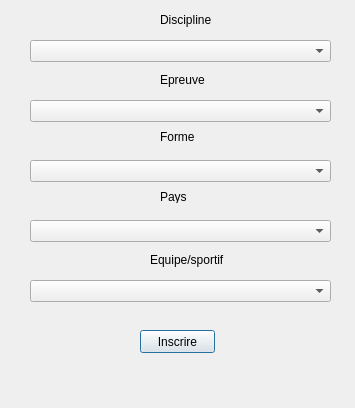
First picture: the form in gui/fct_add_1.ui, repository NoxFly/CEBD-project-competition, before the edit.
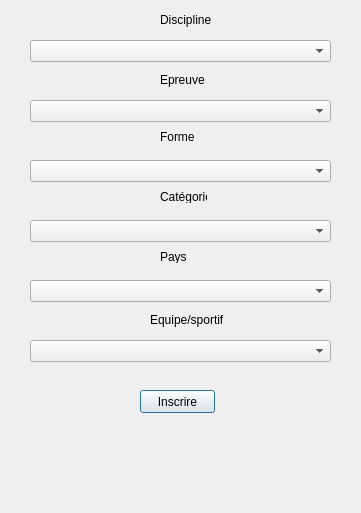
Second picture: the form after the edit.

Commit message: 3.1 : création des différents trigger pour chaque saisie de valeurs dans les checkbox. Un problème restant : trier les sportifs et les équipes par leurs catégorie (homme, femme, mixte)

What changed in the file:
```diff
--- a/gui/fct_add_1.ui
+++ b/gui/fct_add_1.ui
@@ -6,8 +6,8 @@
    <rect>
     <x>0</x>
     <y>0</y>
-    <width>355</width>
-    <height>408</height>
+    <width>361</width>
+    <height>513</height>
    </rect>
   </property>
   <property name="windowTitle">
@@ -40,7 +40,7 @@
    <property name="geometry">
     <rect>
      <x>150</x>
-     <y>250</y>
+     <y>310</y>
      <width>81</width>
      <height>20</height>
     </rect>
@@ -53,7 +53,7 @@
    <property name="geometry">
     <rect>
      <x>30</x>
-     <y>280</y>
+     <y>340</y>
      <width>301</width>
      <height>22</height>
     </rect>
@@ -63,7 +63,7 @@
    <property name="geometry">
     <rect>
      <x>140</x>
-     <y>330</y>
+     <y>390</y>
      <width>75</width>
      <height>23</height>
     </rect>
@@ -99,7 +99,7 @@
    <property name="geometry">
     <rect>
      <x>30</x>
-     <y>220</y>
+     <y>280</y>
      <width>301</width>
      <height>22</height>
     </rect>
@@ -109,7 +109,7 @@
    <property name="geometry">
     <rect>
      <x>160</x>
-     <y>190</y>
+     <y>250</y>
      <width>47</width>
      <height>13</height>
     </rect>
@@ -145,7 +145,7 @@
    <property name="geometry">
     <rect>
      <x>10</x>
-     <y>370</y>
+     <y>430</y>
      <width>341</width>
      <height>20</height>
     </rect>
@@ -154,6 +154,29 @@
     <string/>
    </property>
   </widget>
+  <widget class="QLabel" name="label_7">
+   <property name="geometry">
+    <rect>
+     <x>160</x>
+     <y>190</y>
+     <width>47</width>
+     <height>13</height>
+    </rect>
+   </property>
+   <property name="text">
+    <string>Catégorie</string>
+   </property>
+  </widget>
+  <widget class="QComboBox" name="Categorie_combo">
+   <property name="geometry">
+    <rect>
+     <x>30</x>
+     <y>220</y>
+     <width>301</width>
+     <height>22</height>
+    </rect>
+   </property>
+  </widget>
  </widget>
  <resources/>
  <connections/>
```
Left out of the diff: 2 changed lines with no effect on the pictures. The commit also changes 4 other files.
